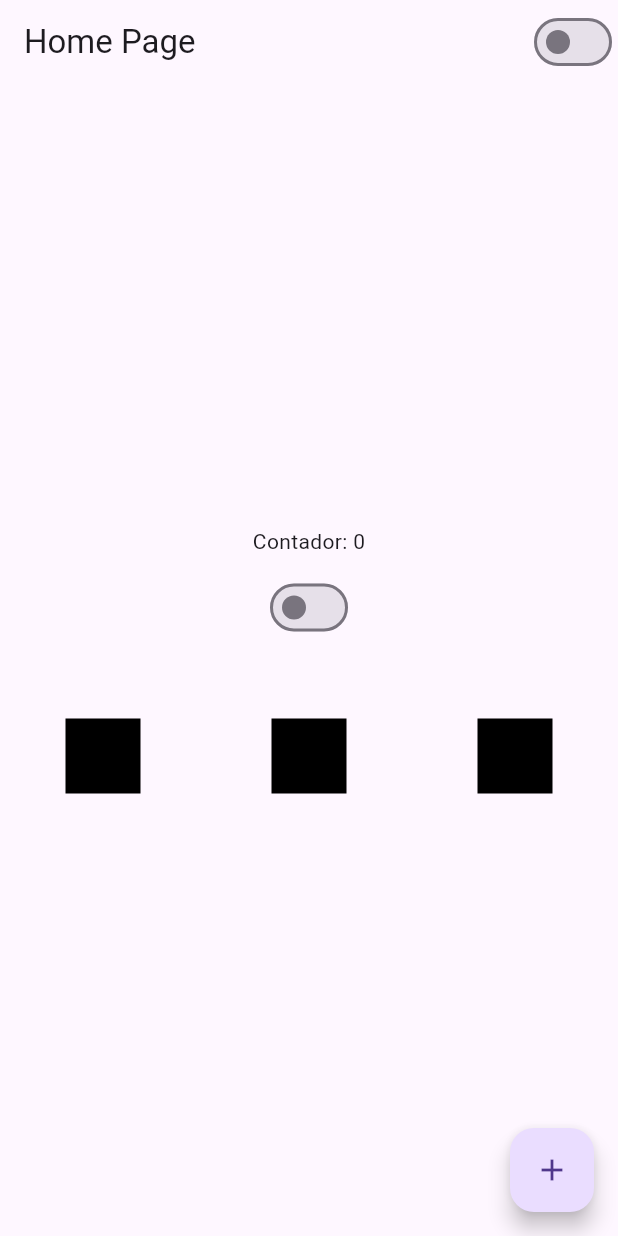
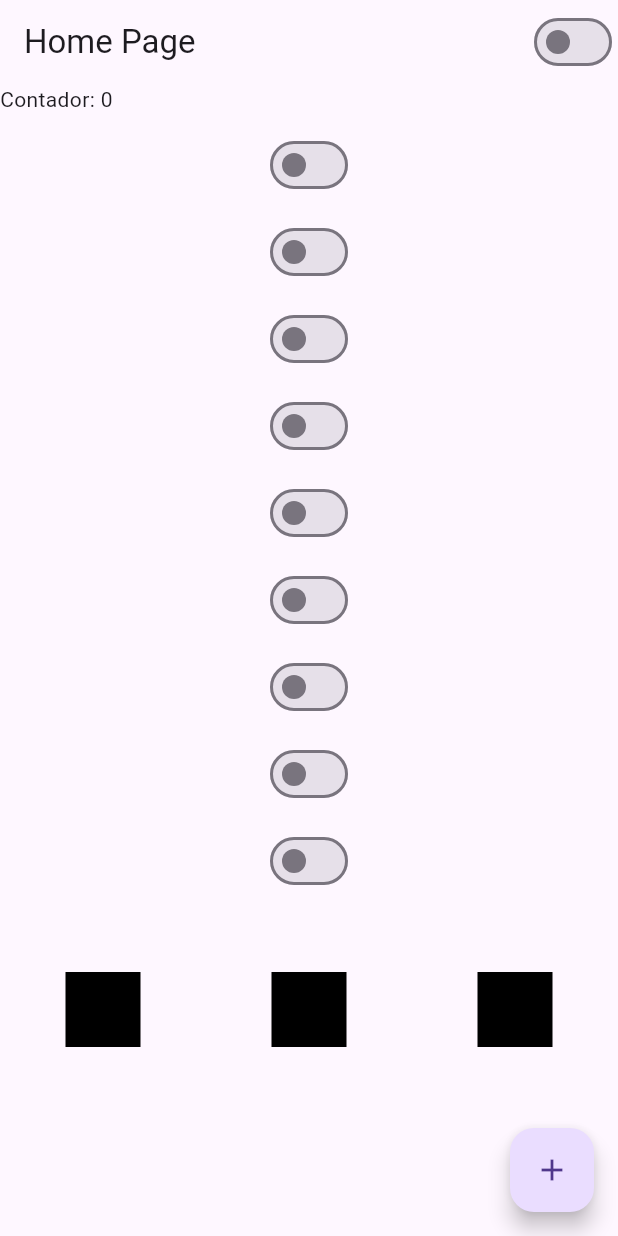
Before and after one commit to GabRodrigues23/curso_flutterando, a Flutter app: the screen it shows after launch, on a phone screen of 412 x 824 dp. Run offline on Flutter 3.47's test engine with Material 3 defaults, Android fonts, the phone set to English and light mode, and no system bars.

Commit message:
Aula #16

```diff
--- a/hello_world/lib/home_page.dart
+++ b/hello_world/lib/home_page.dart
@@ -21,10 +21,43 @@ class HomePageState extends State<HomePage> {
       body: Container(
           width: double.infinity,
           height: double.infinity,
-          child: Column(
-            mainAxisAlignment: MainAxisAlignment.center,
+          child: ListView(
+            //mainAxisAlignment: MainAxisAlignment.center,
+            scrollDirection: Axis.vertical,
             children: [
               Text('Contador: $counter'),
+              Container(
+                height: 10,
+              ),
+              CustomSwitch(),
+              Container(
+                height: 10,
+              ),
+              CustomSwitch(),
+              Container(
+                height: 10,
+              ),
+              CustomSwitch(),
+              Container(
+                height: 10,
+              ),
+              CustomSwitch(),
+              Container(
+                height: 10,
+              ),
+              CustomSwitch(),
+              Container(
+                height: 10,
+              ),
+              CustomSwitch(),
+              Container(
+                height: 10,
+              ),
+              CustomSwitch(),
+              Container(
+                height: 10,
+              ),
+              CustomSwitch(),
               Container(
                 height: 10,
               ),
```
